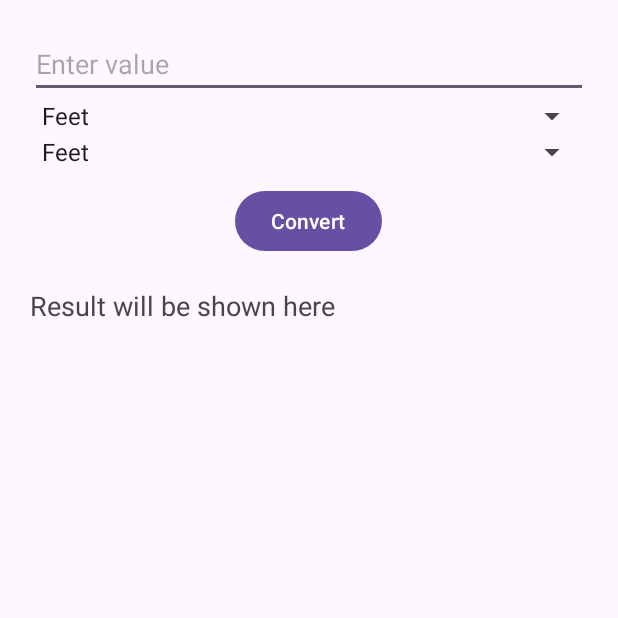
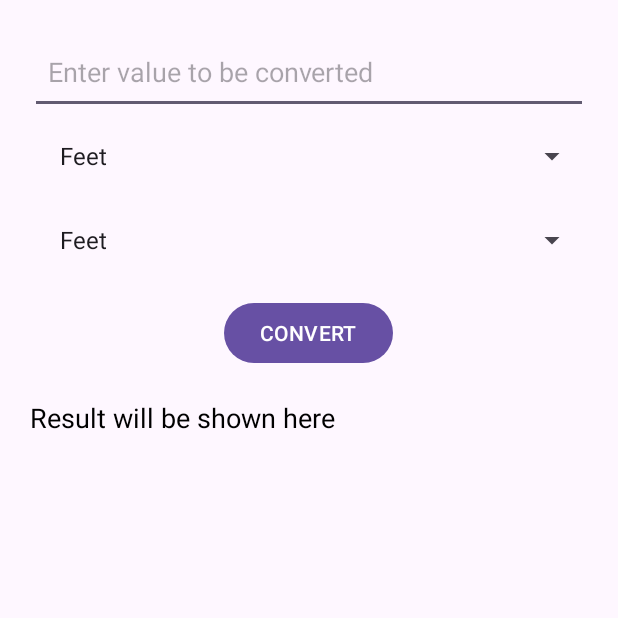
Before and after one commit to harsh23cse/harshmadproject1, an Android app: the screen it shows after launch (MainActivity), on a phone screen of 412 x 824 dp, the top half of it. Run offline under Robolectric (Android 15) with nearby library versions, the phone set to English and light mode, and no system bars.

Commit message:
Changes in size

```diff
--- a/app/src/main/java/com/example/harshmadproject1/MainActivity.java
+++ b/app/src/main/java/com/example/harshmadproject1/MainActivity.java
@@ -1,5 +1,4 @@
 package com.example.harshmadproject1;
-
 import android.os.Bundle;
 import android.view.View;
 import android.widget.*;
--- a/app/src/main/res/layout/activity_main.xml
+++ b/app/src/main/res/layout/activity_main.xml
@@ -8,19 +8,22 @@
     <EditText
         android:id="@+id/inputValue"
         android:layout_width="match_parent"
-        android:layout_height="wrap_content"
-        android:hint="@string/hint_enter_value"
-        android:inputType="numberDecimal" />
+        android:layout_height="56dp"
+        android:hint="Enter value to be converted"
+        android:inputType="numberDecimal"
+        android:padding="12dp" />
 
     <Spinner
         android:id="@+id/fromSpinner"
         android:layout_width="match_parent"
-        android:layout_height="wrap_content" />
+        android:layout_height="56dp"
+        android:padding="12dp" />
 
     <Spinner
         android:id="@+id/toSpinner"
         android:layout_width="match_parent"
-        android:layout_height="wrap_content" />
+        android:layout_height="56dp"
+        android:padding="12dp" />
 
     <Button
         android:id="@+id/convertButton"
@@ -36,5 +39,6 @@
         android:layout_height="wrap_content"
         android:textSize="18sp"
         android:layout_marginTop="20dp"
+        android:textColor="@android:color/black"
         android:text="Result will be shown here" />
 </LinearLayout>
--- a/app/src/main/res/values/strings.xml
+++ b/app/src/main/res/values/strings.xml
@@ -1,5 +1,5 @@
 <resources>
-    <string name="app_name">Unit Converter</string>
-    <string name="hint_enter_value">Enter value</string>
-    <string name="convert">Convert</string>
+    <string name="app_name">UNIT CONVERTER</string>
+    <string name="hint_enter_value">Enter value to be converted</string>
+    <string name="convert">CONVERT</string>
 </resources>
```
